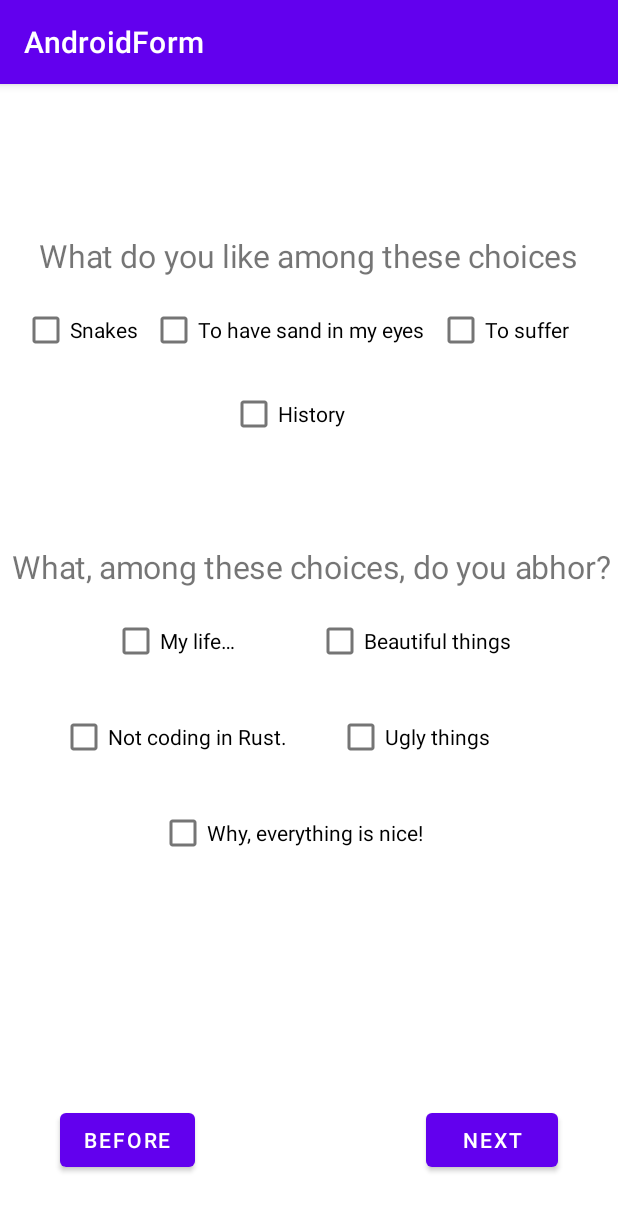
After one commit to lone0s/AndroidForm, an Android app: the MCQ_Liking_Dislike screen opened directly, with no data from a screen before it, on a phone screen of 412 x 824 dp. The commit adds this screen. Shown: the top 1211 px of the screen. Run offline under Robolectric (Android 15) with nearby library versions, the phone set to English and light mode, and no system bars.

Commit message:
MCQ_Dislike OK + merge MCQ_Liking / MCQ_Dislike

```diff
--- a/app/src/main/AndroidManifest.xml
+++ b/app/src/main/AndroidManifest.xml
@@ -36,7 +36,7 @@
         </activity>
         <activity android:name=".questions.activities.generics.BSQ_YesOrNo" />
         <activity android:name=".questions.activities.generics.BSQ_Boat" />
-        <activity android:name=".questions.activities.generics.man_made.MCQ_Liking" />
+        <activity android:name=".questions.activities.generics.man_made.MCQ_Liking_Dislike" />
     </application>
 
 </manifest>
--- a/app/src/main/java/com/example/androidform/activities/GeneralQuestions2.java
+++ b/app/src/main/java/com/example/androidform/activities/GeneralQuestions2.java
@@ -13,8 +13,7 @@ import androidx.annotation.NonNull;
 
 import com.example.androidform.R;
 import com.example.androidform.Template;
-import com.example.androidform.questions.activities.generics.BSQ_YesOrNo;
-import com.example.androidform.questions.activities.generics.man_made.MCQ_Liking;
+import com.example.androidform.questions.activities.generics.man_made.MCQ_Liking_Dislike;
 
 public class GeneralQuestions2 extends Template {
 
@@ -97,6 +96,6 @@ public class GeneralQuestions2 extends Template {
 
         this.data.addScore(answerScores); // Set scores to add
 
-        this.startActivity(this, MCQ_Liking.class);
+        this.startActivity(this, MCQ_Liking_Dislike.class);
     }
 }
--- /dev/null
+++ b/app/src/main/java/com/example/androidform/questions/activities/generics/man_made/MCQ_Liking_Dislike.java
@@ -0,0 +1,182 @@
+package com.example.androidform.questions.activities.generics.man_made;
+
+import android.os.Bundle;
+import android.view.View;
+import android.widget.CheckBox;
+
+import androidx.annotation.NonNull;
+
+import com.example.androidform.R;
+import com.example.androidform.Template;
+import com.example.androidform.core.Language;
+import com.example.androidform.questions.activities.generics.BSQ_YesOrNo;
+
+public final class MCQ_Liking_Dislike extends Template
+{
+
+    public MCQ_Liking_Dislike() {
+        super(R.layout.mcq_liking_dislike);
+    }
+
+    private void MCQLikingOnCreateHook()
+    {
+
+    }
+    private void MCQDislikeOnCreate()
+    {
+        this.findViewById(R.id.MCQ_Dislike_A_none).setOnClickListener(
+                (evt) -> this.MCQDislikeReset()
+        );
+
+        this.findViewById(R.id.MCQ_Dislike_A_life).setOnClickListener(
+                evt -> ((CheckBox) this.findViewById(R.id.MCQ_Dislike_A_none)).setChecked(false)
+        );
+        this.findViewById(R.id.MCQ_Dislike_A_rust).setOnClickListener(
+                evt -> ((CheckBox) this.findViewById(R.id.MCQ_Dislike_A_none)).setChecked(false)
+        );
+
+        this.findViewById(R.id.MCQ_Dislike_A_ugly).setOnClickListener(
+                evt ->
+                {
+                    ((CheckBox) this.findViewById(R.id.MCQ_Dislike_A_beauty)).setChecked(false);
+                    ((CheckBox) this.findViewById(R.id.MCQ_Dislike_A_none)).setChecked(false);
+                }
+        );
+        this.findViewById(R.id.MCQ_Dislike_A_beauty).setOnClickListener(
+                evt ->
+                {
+                    ((CheckBox) this.findViewById(R.id.MCQ_Dislike_A_ugly)).setChecked(false);
+                    ((CheckBox) this.findViewById(R.id.MCQ_Dislike_A_none)).setChecked(false);
+                }
+        );
+    }
+
+    private void MCQDislikeReset()
+    {
+        ((CheckBox) this.findViewById(R.id.MCQ_Dislike_A_beauty)).setChecked(false);
+        ((CheckBox) this.findViewById(R.id.MCQ_Dislike_A_ugly)).setChecked(false);
+        ((CheckBox) this.findViewById(R.id.MCQ_Dislike_A_life)).setChecked(false);
+        ((CheckBox) this.findViewById(R.id.MCQ_Dislike_A_rust)).setChecked(false);
+    }
+
+    @Override
+    protected void onCreateHook(Bundle savedInstanceState) {
+        this.MCQLikingOnCreateHook();
+        this.MCQDislikeOnCreate();
+    }
+
+    @Override
+    protected boolean canClickNextButton() {
+        return this.MCQLikingAnswered() && this.MCQDislikeAnswered();
+    }
+
+    private boolean MCQLikingAnswered()
+    {
+        return ((CheckBox) this.findViewById(R.id.MCQ_Liking_A_history)).isChecked() ||
+                ((CheckBox) this.findViewById(R.id.MCQ_Liking_A_sand)).isChecked() ||
+                ((CheckBox) this.findViewById(R.id.MCQ_Liking_A_snake)).isChecked() ||
+                ((CheckBox) this.findViewById(R.id.MCQ_Liking_A_suffer)).isChecked()
+        ;
+    }
+    private boolean MCQDislikeAnswered()
+    {
+        return ((CheckBox) this.findViewById(R.id.MCQ_Dislike_A_beauty)).isChecked() ||
+                ((CheckBox) this.findViewById(R.id.MCQ_Dislike_A_ugly)).isChecked() ||
+                ((CheckBox) this.findViewById(R.id.MCQ_Dislike_A_life)).isChecked() ||
+                ((CheckBox) this.findViewById(R.id.MCQ_Dislike_A_rust)).isChecked() ||
+                ((CheckBox) this.findViewById(R.id.MCQ_Dislike_A_none)).isChecked()
+        ;
+    }
+
+    @NonNull
+    @Override
+    protected CharSequence onInvalidFormToastText() {
+        if (!this.MCQLikingAnswered() && !this.MCQDislikeAnswered())
+        {
+            return this.getResources().getString(R.string.mcq_liking_activity_error_toast);
+        }
+        if(!this.MCQDislikeAnswered())
+        {
+            return this.getResources().getString(R.string.Dislike_error_toast);
+        }
+        return this.getResources().getString(R.string.Liking_error_toast);
+    }
+
+    @Override
+    protected void nextButtonAction(View evt) {
+
+        int[] answerScores = new int[11];
+
+        // MCQ_Liking
+        if(((CheckBox) this.findViewById(R.id.MCQ_Liking_A_history)).isChecked())
+        {
+            answerScores[Language.Caml.toInt()] = 1;
+            answerScores[Language.Haskell.toInt()] = 1;
+        }
+        if(((CheckBox) this.findViewById(R.id.MCQ_Liking_A_sand)).isChecked())
+        {
+            answerScores[Language.Caml.toInt()] += 1;
+            answerScores[Language.Java.toInt()] += 1;
+            answerScores[Language.JS.toInt()] += 1;
+        }
+
+        if(((CheckBox) this.findViewById(R.id.MCQ_Liking_A_snake)).isChecked())
+        {
+            answerScores[Language.Python.toInt()] += 1;
+            answerScores[Language.PHP.toInt()] += 1;
+            answerScores[Language.JS.toInt()] += 1;
+        }
+
+        if(((CheckBox) this.findViewById(R.id.MCQ_Liking_A_suffer)).isChecked())
+        {
+            answerScores[Language.Python.toInt()] += 1;
+            answerScores[Language.PHP.toInt()] += 1;
+            answerScores[Language.JS.toInt()] += 1;
+            answerScores[Language.Rust.toInt()] += 1;
+            answerScores[Language.Malboge.toInt()] += 1;
+        }
+
+        // MCQ_Dislike
+        if(((CheckBox) this.findViewById(R.id.MCQ_Dislike_A_none)).isChecked())
+        {
+            answerScores[Language.PHP.toInt()] += 1;
+            answerScores[Language.Python.toInt()] += 1;
+            answerScores[Language.JS.toInt()] += 1;
+        }
+        else
+        {
+            if(((CheckBox) this.findViewById(R.id.MCQ_Dislike_A_life)).isChecked())
+            {
+                answerScores[Language.Malboge.toInt()] += 1;
+                answerScores[Language.PHP.toInt()] += 1;
+                answerScores[Language.JS.toInt()] += 1;
+                answerScores[Language.Caml.toInt()] += 1;
+                answerScores[Language.Rust.toInt()] += 1;
+                answerScores[Language.Java.toInt()] += 1;
+            }
+
+            if(((CheckBox) this.findViewById(R.id.MCQ_Dislike_A_beauty)).isChecked())
+            {
+                answerScores[Language.Java.toInt()] += 1;
+                answerScores[Language.Haskell.toInt()] += 1;
+            }
+            else if(((CheckBox) this.findViewById(R.id.MCQ_Dislike_A_ugly)).isChecked())
+            {
+                answerScores[Language.Rust.toInt()] += 1;
+                answerScores[Language.CPP.toInt()] += 1;
+                answerScores[Language.CS.toInt()] += 1;
+                answerScores[Language.Caml.toInt()] += 1;
+            }
+
+            if(((CheckBox) this.findViewById(R.id.MCQ_Dislike_A_rust)).isChecked())
+            {
+                answerScores[Language.Rust.toInt()] += 1;
+            }
+        }
+
+        // Persisting data
+        this.data.addScore(answerScores); // Set scores to add
+
+        this.startActivity(this, BSQ_YesOrNo.class);
+    }
+}
--- /dev/null
+++ b/app/src/main/res/layout/mcq_liking_dislike.xml
@@ -0,0 +1,136 @@
+<?xml version="1.0" encoding="utf-8"?>
+<androidx.constraintlayout.widget.ConstraintLayout xmlns:android="http://schemas.android.com/apk/res/android"
+    xmlns:app="http://schemas.android.com/apk/res-auto"
+    xmlns:tools="http://schemas.android.com/tools"
+    android:layout_width="match_parent"
+    android:layout_height="match_parent"
+    tools:context=".questions.activities.generics.man_made.MCQ_Liking_Dislike">
+
+    <TextView
+        android:id="@+id/MCQ_Dislike_Q"
+        android:layout_width="wrap_content"
+        android:layout_height="wrap_content"
+        android:layout_marginTop="68dp"
+        android:scaleX="@dimen/QuestionScale"
+        android:scaleY="@dimen/QuestionScale"
+        android:text="@string/Dislike_Q"
+        app:layout_constraintEnd_toEndOf="parent"
+        app:layout_constraintHorizontal_bias="0.51"
+        app:layout_constraintStart_toStartOf="parent"
+        app:layout_constraintTop_toBottomOf="@+id/MCQ_Liking_A_history" />
+
+    <CheckBox
+        android:id="@+id/MCQ_Dislike_A_life"
+        android:layout_width="wrap_content"
+        android:layout_height="wrap_content"
+        android:layout_marginTop="16dp"
+        android:text="@string/Dislike_A_life"
+        app:layout_constraintStart_toStartOf="@+id/MCQ_Dislike_Q"
+        app:layout_constraintTop_toBottomOf="@+id/MCQ_Dislike_Q" />
+
+    <CheckBox
+        android:id="@+id/MCQ_Dislike_A_rust"
+        android:layout_width="wrap_content"
+        android:layout_height="wrap_content"
+        android:layout_marginTop="16dp"
+        android:text="@string/Dislike_A_rust"
+        app:layout_constraintEnd_toEndOf="@+id/MCQ_Dislike_A_life"
+        app:layout_constraintStart_toStartOf="@+id/MCQ_Dislike_A_life"
+        app:layout_constraintTop_toBottomOf="@+id/MCQ_Dislike_A_life" />
+
+    <CheckBox
+        android:id="@+id/MCQ_Dislike_A_none"
+        android:layout_width="wrap_content"
+        android:layout_height="wrap_content"
+        android:layout_marginTop="16dp"
+        android:text="@string/Dislike_A_none"
+        app:layout_constraintEnd_toEndOf="parent"
+        app:layout_constraintHorizontal_bias="0.449"
+        app:layout_constraintStart_toStartOf="parent"
+        app:layout_constraintTop_toBottomOf="@+id/MCQ_Dislike_A_rust" />
+
+    <CheckBox
+        android:id="@+id/MCQ_Dislike_A_beauty"
+        android:layout_width="wrap_content"
+        android:layout_height="wrap_content"
+        android:layout_marginTop="16dp"
+        android:text="@string/Dislike_A_beauty"
+        app:layout_constraintBottom_toBottomOf="@+id/MCQ_Dislike_A_life"
+        app:layout_constraintEnd_toEndOf="@+id/MCQ_Dislike_Q"
+        app:layout_constraintTop_toBottomOf="@+id/MCQ_Dislike_Q" />
+
+    <CheckBox
+        android:id="@+id/MCQ_Dislike_A_ugly"
+        android:layout_width="wrap_content"
+        android:layout_height="wrap_content"
+        android:layout_marginTop="16dp"
+        android:text="@string/Dislike_A_ugly"
+        app:layout_constraintEnd_toEndOf="@+id/MCQ_Dislike_A_beauty"
+        app:layout_constraintStart_toStartOf="@+id/MCQ_Dislike_A_beauty"
+        app:layout_constraintTop_toBottomOf="@+id/MCQ_Dislike_A_beauty" />
+
+    <include
+        android:id="@+id/include"
+        layout="@layout/activity_template"
+        android:layout_width="0dp"
+        android:layout_height="wrap_content"
+        app:layout_constraintBottom_toBottomOf="parent"
+        app:layout_constraintEnd_toEndOf="parent"
+        app:layout_constraintHorizontal_bias="1.0"
+        app:layout_constraintStart_toStartOf="parent" />
+
+    <TextView
+        android:id="@+id/MCQ_Liking_Q"
+        android:layout_width="wrap_content"
+        android:layout_height="wrap_content"
+        android:layout_marginBottom="16dp"
+        android:scaleX="@dimen/QuestionScale"
+        android:scaleY="@dimen/QuestionScale"
+        android:text="@string/Liking_Q"
+        app:layout_constraintBottom_toTopOf="@+id/MCQ_Liking_A_sand"
+        app:layout_constraintEnd_toEndOf="parent"
+        app:layout_constraintHorizontal_bias="0.497"
+        app:layout_constraintStart_toStartOf="parent" />
+
+    <CheckBox
+        android:id="@+id/MCQ_Liking_A_snake"
+        android:layout_width="wrap_content"
+        android:layout_height="wrap_content"
+        android:layout_marginEnd="8dp"
+        android:text="@string/Liking_A_snake"
+        app:layout_constraintBottom_toBottomOf="@+id/MCQ_Liking_A_sand"
+        app:layout_constraintEnd_toStartOf="@+id/MCQ_Liking_A_sand"
+        app:layout_constraintTop_toTopOf="@+id/MCQ_Liking_A_sand" />
+
+    <CheckBox
+        android:id="@+id/MCQ_Liking_A_sand"
+        android:layout_width="wrap_content"
+        android:layout_height="wrap_content"
+        android:layout_marginTop="140dp"
+        android:text="@string/Liking_A_sand"
+        app:layout_constraintEnd_toEndOf="@+id/MCQ_Liking_Q"
+        app:layout_constraintHorizontal_bias="0.25"
+        app:layout_constraintStart_toStartOf="@+id/MCQ_Liking_Q"
+        app:layout_constraintTop_toTopOf="parent" />
+
+    <CheckBox
+        android:id="@+id/MCQ_Liking_A_suffer"
+        android:layout_width="wrap_content"
+        android:layout_height="wrap_content"
+        android:layout_marginStart="8dp"
+        android:text="@string/Liking_A_suffer"
+        app:layout_constraintBottom_toBottomOf="@+id/MCQ_Liking_A_sand"
+        app:layout_constraintStart_toEndOf="@+id/MCQ_Liking_A_sand"
+        app:layout_constraintTop_toTopOf="@+id/MCQ_Liking_A_sand" />
+
+    <CheckBox
+        android:id="@+id/MCQ_Liking_A_history"
+        android:layout_width="wrap_content"
+        android:layout_height="wrap_content"
+        android:layout_marginTop="8dp"
+        android:text="@string/Liking_A_history"
+        app:layout_constraintEnd_toEndOf="@+id/MCQ_Liking_A_sand"
+        app:layout_constraintStart_toStartOf="@+id/MCQ_Liking_A_sand"
+        app:layout_constraintTop_toBottomOf="@+id/MCQ_Liking_A_sand" />
+
+</androidx.constraintlayout.widget.ConstraintLayout>
--- /dev/null
+++ b/app/src/main/res/values/scaling.xml
@@ -0,0 +1,4 @@
+<?xml version="1.0" encoding="utf-8"?>
+<resources>
+    <dimen name="QuestionScale">1.5</dimen>
+</resources>
--- a/app/src/main/res/values/strings.xml
+++ b/app/src/main/res/values/strings.xml
@@ -43,6 +43,21 @@
     <string name="Liking_A_sand">To have sand in my eyes</string>
     <string name="Liking_A_suffer">To suffer</string>
     <string name="Liking_A_history">History</string>
+    <string name="Liking_error_toast">Why are you here, if you don\'t even like suffering?</string>
 
+    <string name="Dislike_Q">What, among these choices, do you abhor?</string>
+    <string name="Dislike_A_life">My life…</string>
+    <string name="Dislike_A_beauty">Beautiful things</string>
+    <string name="Dislike_A_ugly">Ugly things</string>
+    <string name="Dislike_A_rust">Not coding in Rust.</string>
+    <string name="Dislike_A_none">Why, everything is nice!</string>
+    <string name="Dislike_error_toast">Seriously, answer.</string>
 
+    <string name="mcq_liking_activity_error_toast">Please answer the questions</string>
+
+    <string name="intuitive_Q">Is this interface intuitive?</string>
+
+    <string name="server_Q">Does the server deserve a tip?</string>
+    <string name="server_A_Yes">Hell yes!</string>
+    <string name="server_A_No">What server?</string>
 </resources>
```
Also changed, not shown: app/src/main/java/com/example/androidform/questions/activities/generics/man_made/MCQ_Liking.java (deleted, +0 -72 lines), app/src/main/res/layout/mcq_liking.xml (deleted, +0 -71 lines).
